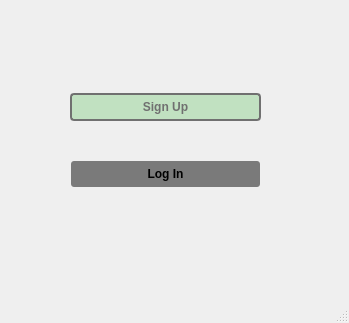
This is mainwindow.ui in sanazshokrzadeh/Messanger_throw_10 as Qt 5 draws it before an edit. The edited form follows.
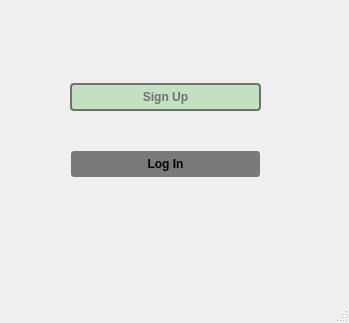
This is the edited form.

```diff
--- a/mainwindow.ui
+++ b/mainwindow.ui
@@ -18,7 +18,7 @@
     <property name="geometry">
      <rect>
       <x>70</x>
-      <y>60</y>
+      <y>50</y>
       <width>191</width>
       <height>161</height>
      </rect>
```
Left out of the diff: 6 changed lines with no effect on the pictures.
